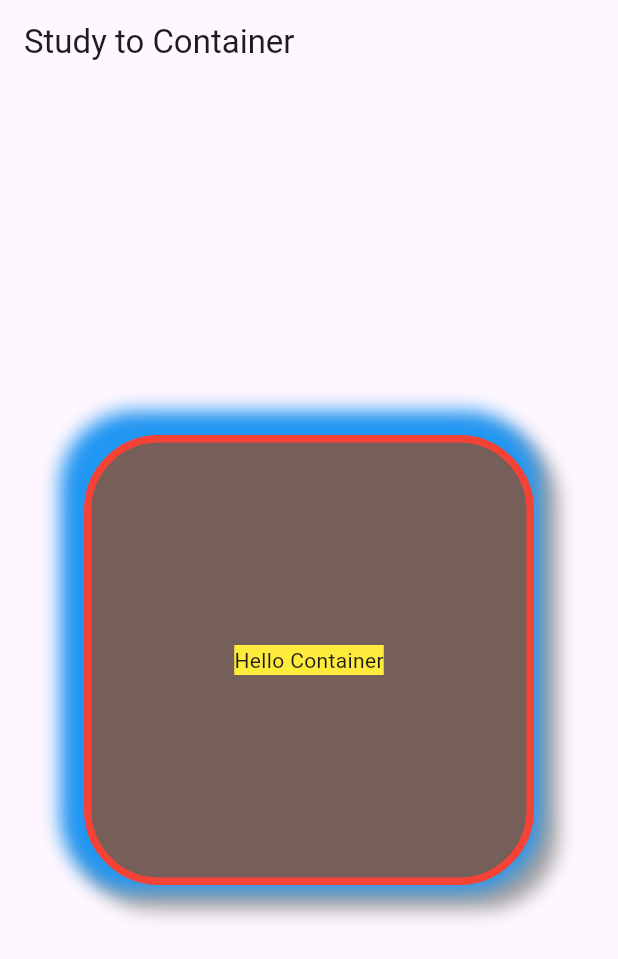
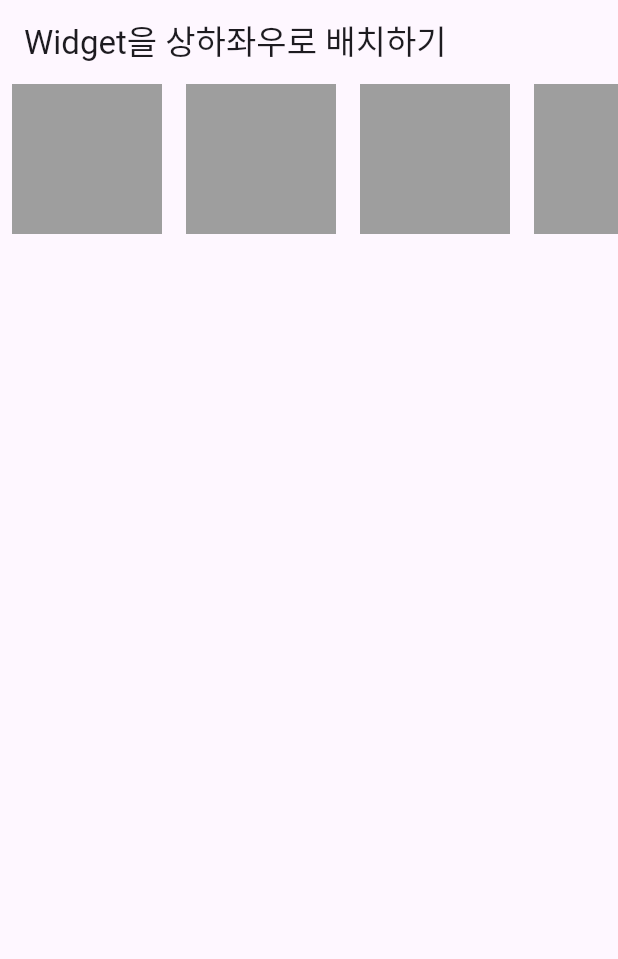
Before and after one commit to freechird2/flutter_practice, a Flutter app: the screen it shows after launch, on a phone screen of 412 x 824 dp. Shown: the top 959 px of the screen. Run offline on Flutter 3.47's test engine with Material 3 defaults, Android fonts, the phone set to English and light mode, and no system bars.

Commit message:
Part2-ch02_1

```diff
--- a/flutter_example/lib/main.dart
+++ b/flutter_example/lib/main.dart
@@ -5,51 +5,126 @@ void main() {
     MaterialApp(
       home: Scaffold(
         appBar: AppBar(
-          title: Text('Study to Container')
+          title: Text('Widget을 상하좌우로 배치하기')
         ),
-        body: CumstomContainer()
-      )
+        body: Body(),
+      ),
     )
   );
 }
 
-class CumstomContainer extends StatelessWidget {
-  const CumstomContainer({super.key});
+class Body extends StatelessWidget {
+  const Body({super.key});
 
   @override
   Widget build(BuildContext context) {
-    return Center(
-      child: Container(
-        width: 300,
-        height: 300,
-        padding: EdgeInsets.fromLTRB(10, 12, 10, 12),
-        // margin: EdgeInsets.symmetric(vertical: 12, horizontal: 10),
-        decoration: BoxDecoration(
-          color: Color(0xFF755F58),
-          border: Border.all(color: Colors.red, width: 5, style: BorderStyle.solid),
-          borderRadius: BorderRadius.circular(50),
-          boxShadow: [
-            BoxShadow(
+    return SingleChildScrollView(
+      scrollDirection: Axis.horizontal,
+      child: Row(
+        children: [
+          Container(
+            color: Colors.grey,
+            width: 100,
+            height: 100,
+            margin: EdgeInsets.symmetric(horizontal: 8)
+          ),
+          Container(
               color: Colors.grey,
-              offset: Offset(6, 6),
-              blurRadius: 10,
-              spreadRadius: 10
-            ),
-            BoxShadow(
-                color: Colors.blue,
-                offset: Offset(-6, -6),
-                blurRadius: 10,
-                spreadRadius: 10
-            ),
-          ]
-        ),
-        child: Center(
-            child: Container(
-                color: Colors.yellow,
-                child: Text('Hello Container')
-            )
-        )
+              width: 100,
+              height: 100,
+              margin: EdgeInsets.symmetric(horizontal: 8)
+          ),
+          Container(
+              color: Colors.grey,
+              width: 100,
+              height: 100,
+              margin: EdgeInsets.symmetric(horizontal: 8)
+          ),
+          Container(
+              color: Colors.grey,
+              width: 100,
+              height: 100,
+              margin: EdgeInsets.symmetric(horizontal: 8)
+          ),
+          Container(
+              color: Colors.grey,
+              width: 100,
+              height: 100,
+              margin: EdgeInsets.symmetric(horizontal: 8)
+          ),
+          Container(
+              color: Colors.grey,
+              width: 100,
+              height: 100,
+              margin: EdgeInsets.symmetric(horizontal: 8)
+          ),
+          Container(
+              color: Colors.grey,
+              width: 100,
+              height: 100,
+              margin: EdgeInsets.symmetric(horizontal: 8)
+          ),
+          Container(
+              color: Colors.grey,
+              width: 100,
+              height: 100,
+              margin: EdgeInsets.symmetric(horizontal: 8)
+          ),
+          Container(
+              color: Colors.grey,
+              width: 100,
+              height: 100,
+              margin: EdgeInsets.symmetric(horizontal: 8)
+          ),
+          Container(
+              color: Colors.grey,
+              width: 100,
+              height: 100,
+              margin: EdgeInsets.symmetric(horizontal: 8)
+          ),
+        ],
       ),
     );
+    // return Container(
+    //   color: Colors.amber,
+    //   width: 100,
+    //   child: Column(
+    //     mainAxisAlignment: MainAxisAlignment.end,
+    //     crossAxisAlignment: CrossAxisAlignment.end,
+    //     children: [
+    //       Row(
+    //         mainAxisSize: MainAxisSize.max,
+    //         mainAxisAlignment: MainAxisAlignment.end,
+    //         crossAxisAlignment: CrossAxisAlignment.center,
+    //         children: [
+    //           Container(
+    //             width: 100,
+    //             height: 80,
+    //             color: Colors.red,
+    //             child: Text('Container1'),
+    //           ),
+    //           Container(
+    //             width: 100,
+    //             height: 80,
+    //             color: Colors.blue,
+    //             child: Text('Container2'),
+    //           ),
+    //           Container(
+    //             width: 100,
+    //             height: 80,
+    //             color: Colors.green,
+    //             child: Text('Container3'),
+    //           )
+    //         ],
+    //       ),
+    //       Container(
+    //         width: 300,
+    //         height: 120,
+    //         color: Colors.grey,
+    //         child: Text('Container4'),
+    //       )
+    //     ]
+    //   ),
+    // );
   }
 }
```
